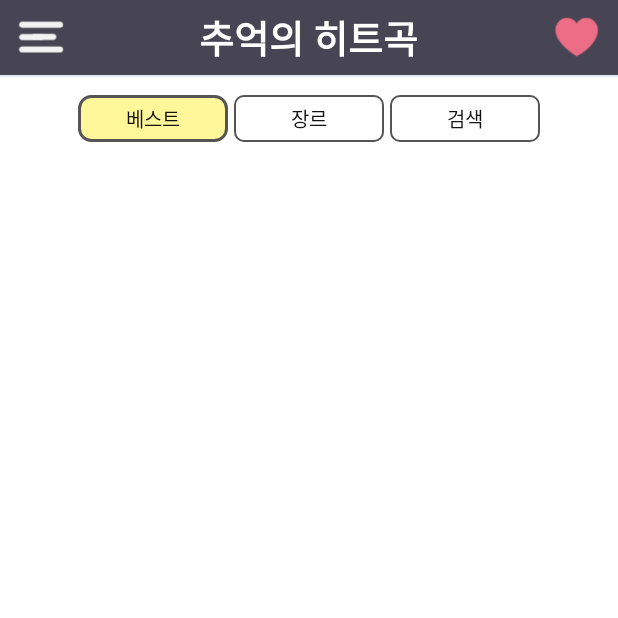
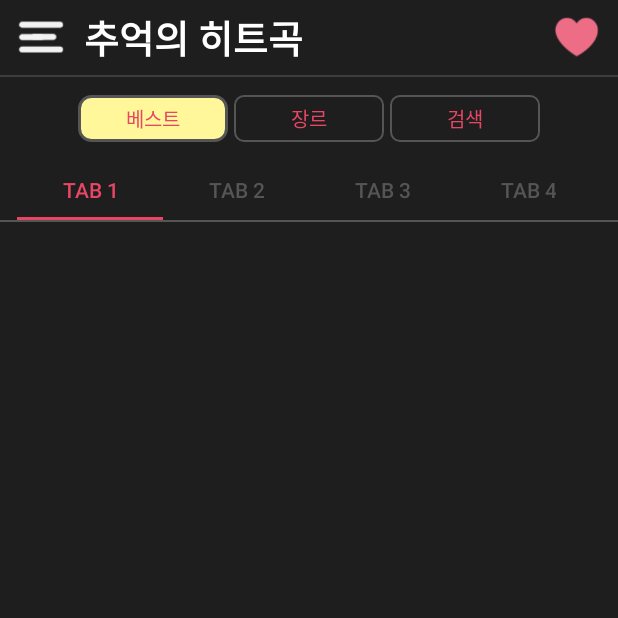
Before and after one commit to yjham2002/crossmedia_2nd, an Android app: the screen it shows after launch (RankActivity), on a phone screen of 412 x 824 dp, the top half of it. Run offline under Robolectric (Android 15) with nearby library versions, the phone set to English and light mode, and no system bars; our stand-ins replace AdMob, Picasso; pictures from the network do not load; 1 statement that could not run was skipped.

Commit message:
3rd fixing start

```diff
--- a/app/build.gradle
+++ b/app/build.gradle
@@ -27,6 +27,7 @@ android {
 dependencies {
     implementation fileTree(include : ['*.jar'], dir: 'libs')
     implementation 'com.android.support:appcompat-v7:26.1.0'
+    implementation 'com.android.support:design:26.1.0'
     implementation 'com.google.android.gms:play-services-ads:11.0.2'
     //compile files('libs/Parse-1.3.5.jar')
     implementation 'com.android.support:multidex:1.0.1'
--- a/app/src/main/java/com/RKclassichaeven/tube/RankActivity.java
+++ b/app/src/main/java/com/RKclassichaeven/tube/RankActivity.java
@@ -13,6 +13,7 @@ import android.net.Uri;
 import android.os.Bundle;
 import android.os.Handler;
 import android.os.Message;
+import android.support.design.widget.TabLayout;
 import android.support.v4.app.ActivityCompat;
 import android.support.v4.widget.DrawerLayout;
 import android.util.Log;
@@ -145,6 +146,12 @@ public class RankActivity extends Activity {
 		myMusicDB = new MyMusicDB(this);
 
 		this.activity = this;
+
+		TabLayout tab = findViewById(R.id.tabs);
+		tab.addTab(tab.newTab().setText("Tab 1"));
+		tab.addTab(tab.newTab().setText("Tab 2"));
+		tab.addTab(tab.newTab().setText("Tab 3"));
+		tab.addTab(tab.newTab().setText("Tab 4"));
 
         ((TopView) findViewById(R.id.topView1)).setTitleName(getResources().getString(R.string.app_name));
         ((TopView) findViewById(R.id.topView1)).setViewVisibility(true, false);
--- a/app/src/main/java/com/RKclassichaeven/tube/SearchActivity.java
+++ b/app/src/main/java/com/RKclassichaeven/tube/SearchActivity.java
@@ -131,9 +131,9 @@ public class SearchActivity extends Activity {
             }
         });
 //        topMenuView.buttonimg(3);
-        InitDataThread.startInitDataThread(handler, list, page);
-        loagindDialog = ProgressDialog.show(this,
-                "Connecting", "Loading. Please wait...", true, false);
+//        InitDataThread.startInitDataThread(handler, list, page);
+//        loagindDialog = ProgressDialog.show(this,
+//                "Connecting", "Loading. Please wait...", true, false);
     }
 
     private volatile boolean nowSearching = false;
--- a/app/src/main/java/com/ccmheaven/tube/adapter/CommonListviewAdapter.java
+++ b/app/src/main/java/com/ccmheaven/tube/adapter/CommonListviewAdapter.java
@@ -112,15 +112,15 @@ public class CommonListviewAdapter extends BaseAdapter implements OnScrollListen
 //            arg1.findViewById(R.id.rly_back).setBackgroundColor(Color.parseColor("#eff0f5"));
 //            arg1.findViewById(R.id.rly_back).setBackgroundColor(context.getResources().getColor(R.color.selectedList));
             if(context instanceof CategoryChildActivity){
-                arg1.findViewById(R.id.rly_back).setBackgroundColor(context.getResources().getColor(R.color.selectedListSub));
+                arg1.findViewById(R.id.rly_back).setBackgroundColor(context.getResources().getColor(R.color.listNewCheck));
             }else{
-                arg1.findViewById(R.id.rly_back).setBackgroundColor(context.getResources().getColor(R.color.selectedList));
+                arg1.findViewById(R.id.rly_back).setBackgroundColor(context.getResources().getColor(R.color.listNewCheck));
             }
             if(context instanceof YoutubePlayerActivity){
                 hostview.spin.setVisibility(View.VISIBLE);
             }
         } else {
-            arg1.findViewById(R.id.rly_back).setBackgroundColor(Color.WHITE);
+            arg1.findViewById(R.id.rly_back).setBackgroundColor(context.getResources().getColor(R.color.colorPrimary));
             hostview.spin.setVisibility(View.INVISIBLE);
         }
 
--- a/app/src/main/res/layout/activity_categorychild.xml
+++ b/app/src/main/res/layout/activity_categorychild.xml
@@ -137,7 +137,7 @@
             android:cacheColorHint="#00000000"
             android:fadingEdge="none"
             android:overScrollMode="never"
-            android:divider="#e5e8f1"
+            android:divider="@color/thisgrayDiv"
             android:dividerHeight="1dp" />
 
         <com.ccmheaven.tube.view.ListviewLoadView
--- a/app/src/main/res/layout/activity_categorychild_old.xml
+++ b/app/src/main/res/layout/activity_categorychild_old.xml
@@ -96,7 +96,7 @@
             android:cacheColorHint="#00000000"
             android:fadingEdge="none"
             android:overScrollMode="never"
-            android:divider="#e5e8f1"
+            android:divider="@color/thisgrayDiv"
             android:dividerHeight="1dp" />
 
         <com.ccmheaven.tube.view.ListviewLoadView
--- a/app/src/main/res/layout/activity_rank.xml
+++ b/app/src/main/res/layout/activity_rank.xml
@@ -9,7 +9,7 @@
         xmlns:tools="http://schemas.android.com/tools"
         android:layout_width="match_parent"
         android:layout_height="match_parent"
-        android:background="@color/white"
+        android:background="@color/colorPrimary"
         android:orientation="vertical"
         tools:context=".RankActivity">
 
@@ -35,7 +35,7 @@
                 android:layout_alignParentLeft="true"
                 android:layout_above="@+id/listviewLoadView1"
                 android:cacheColorHint="@android:color/transparent"
-                android:divider="#e5e8f1"
+                android:divider="@color/thisgrayDiv"
                 android:dividerHeight="1dp" />
 
             <com.ccmheaven.tube.view.ListviewLoadView
--- a/app/src/main/res/layout/activity_search.xml
+++ b/app/src/main/res/layout/activity_search.xml
@@ -2,7 +2,7 @@
     xmlns:tools="http://schemas.android.com/tools"
     android:layout_width="match_parent"
     android:layout_height="match_parent"
-    android:background="#eff0f5"
+    android:background="@color/colorPrimary"
     android:orientation="vertical"
     tools:context=".SearchActivity">
 
@@ -19,7 +19,7 @@
     <ImageView
         android:layout_width="match_parent"
         android:layout_height="1dp"
-        android:background="#a9afc0" />
+        android:background="@color/thisgray" />
 
     <RelativeLayout
         android:id="@+id/relativelayout"
@@ -62,7 +62,7 @@
             android:cacheColorHint="#00000000"
             android:fadingEdge="none"
             android:overScrollMode="never"
-            android:divider="#e5e8f1"
+            android:divider="@color/thisgrayDiv"
             android:dividerHeight="1dp" />
 
         <com.ccmheaven.tube.view.ListviewLoadView
--- a/app/src/main/res/layout/activity_setting.xml
+++ b/app/src/main/res/layout/activity_setting.xml
@@ -17,7 +17,7 @@
         android:layout_height="0dp"
         android:layout_weight="1"
         android:cacheColorHint="@android:color/transparent"
-        android:divider="#e5e8f1"
+        android:divider="@color/thisgrayDiv"
         android:dividerHeight="1dp" />
 
     <com.ccmheaven.tube.view.BottomView
--- a/app/src/main/res/layout/item_listview_rank.xml
+++ b/app/src/main/res/layout/item_listview_rank.xml
@@ -58,7 +58,7 @@
                 android:layout_height="wrap_content"
                 android:layout_alignBottom="@id/iv_wrap"
                 android:layout_alignRight="@id/iv_wrap"
-                android:background="#3e444d"
+                android:background="@color/black"
                 android:gravity="center"
                 android:padding="1dp"
                 android:text="sas"
@@ -83,7 +83,7 @@
                 android:layout_height="wrap_content"
                 android:singleLine="true"
                 android:gravity="left|center_vertical"
-                android:textColor="#353b44"
+                android:textColor="@color/white"
                 android:textSize="18sp" />
 
             <TextView
--- a/app/src/main/res/layout/view_top.xml
+++ b/app/src/main/res/layout/view_top.xml
@@ -13,14 +13,23 @@
         <TextView
             android:id="@+id/tv_title"
             android:layout_width="wrap_content"
-            android:layout_height="wrap_content"
-            android:layout_marginLeft="50dp"
+            android:layout_height="match_parent"
+            android:layout_marginLeft="10dp"
             android:layout_marginRight="50dp"
-            android:layout_centerInParent="true"
+            android:layout_toRightOf="@id/left_space"
+            android:gravity="center"
+            android:text="Title"
             android:textColor="@color/white"
             android:textSize="25sp"
             android:textStyle="bold"
             android:singleLine="true" />
+
+        <View
+            android:id="@+id/left_space"
+            android:layout_alignParentLeft="true"
+            android:layout_width="35dp"
+            android:layout_marginLeft="10dp"
+            android:layout_height="match_parent" />
 
         <ImageView
             android:visibility="invisible"
@@ -62,6 +71,6 @@
     <ImageView
         android:layout_width="match_parent"
         android:layout_height="1dp"
-        android:background="#e5e8f1" />
+        android:background="@color/thisgrayDiv" />
 
 </LinearLayout>
--- a/app/src/main/res/layout/view_top_menu.xml
+++ b/app/src/main/res/layout/view_top_menu.xml
@@ -2,7 +2,6 @@
 <LinearLayout xmlns:android="http://schemas.android.com/apk/res/android"
     android:layout_width="match_parent"
     android:layout_height="wrap_content"
-    android:background="@color/white"
     android:orientation="vertical">
 
     <LinearLayout
@@ -32,7 +31,7 @@
                 android:layout_width="wrap_content"
                 android:layout_height="wrap_content"
                 android:text="@string/rank"
-                android:textColor="@color/black"
+                android:textColor="@color/tabHighlight"
                 android:textSize="13dp" />
 
         </LinearLayout>
@@ -55,7 +54,7 @@
                 android:layout_width="wrap_content"
                 android:layout_height="wrap_content"
                 android:text="@string/category"
-                android:textColor="@color/black"
+                android:textColor="@color/tabHighlight"
                 android:textSize="13dp" />
 
         </LinearLayout>
@@ -78,11 +77,13 @@
                 android:layout_width="wrap_content"
                 android:layout_height="wrap_content"
                 android:text="@string/search"
-                android:textColor="@color/black"
+                android:textColor="@color/tabHighlight"
                 android:textSize="13dp" />
 
         </LinearLayout>
 
     </LinearLayout>
 
+    <include layout="@layout/view_top_menu_tab" />
+
 </LinearLayout>
--- /dev/null
+++ b/app/src/main/res/layout/view_top_menu_tab.xml
@@ -0,0 +1,28 @@
+<?xml version="1.0" encoding="utf-8"?>
+<LinearLayout xmlns:android="http://schemas.android.com/apk/res/android"
+    android:layout_width="match_parent"
+    android:layout_height="wrap_content"
+    xmlns:app="http://schemas.android.com/apk/res-auto"
+    android:orientation="vertical">
+
+    <android.support.design.widget.TabLayout
+        android:id="@+id/tabs"
+        android:background="@color/colorPrimary"
+        app:tabMode="scrollable"
+        app:tabTextColor="@color/thisgray"
+        app:tabPaddingEnd="30dp"
+        app:tabPaddingStart="30dp"
+        app:tabMinWidth="0dp"
+        app:tabIndicatorColor="@color/tabHighlight"
+        android:foregroundGravity="center_horizontal"
+        app:tabGravity="center"
+        app:tabSelectedTextColor="@color/tabHighlight"
+        android:layout_width="match_parent"
+        android:layout_height="40dp" />
+
+    <ImageView
+        android:layout_width="match_parent"
+        android:layout_height="1dp"
+        android:background="@color/thisgray" />
+
+</LinearLayout>
--- a/app/src/main/res/values/colors.xml
+++ b/app/src/main/res/values/colors.xml
@@ -1,16 +1,19 @@
 <?xml version="1.0" encoding="utf-8"?>
 <resources>
 
-    <color name="colorPrimary">#474553</color>
-    <color name="colorPrimaryDark">#474553</color>
+    <color name="colorPrimary">#1E1E1E</color>
+    <color name="colorPrimaryDark">#1E1E1E</color>
     <color name="dialogBodyTextColor">#ffaaaaaa</color>
     <color name="white">#ffffffff</color>
     <color name="selectedTop">#FFF799</color>
     <color name="selectedList">#fdf8b7</color>
     <color name="superLightGray">#ffececec</color>
     <color name="item_on">#ffe2fffa</color>
+    <color name="listNewCheck">#1f2535</color>
     <color name="color_80000000">#80000000</color>
     <color name="thisgray">#555555</color>
+    <color name="thisgrayDiv">#3d3d3d</color>
+    <color name="tabHighlight">#e74765</color>
     <color name="numberHighlight">#EC6D85</color>
     <color name="selectedListSub">#ffbcca</color>
     <color name="defRank">#a9afc0</color>
```
Also changed, not shown: app/src/main/res/drawable/rounded_rect_white.xml (added, +14 -0 lines), app/src/main/res/layout/view_search_searchview.xml (+10 -6 lines), 1580 other files.
